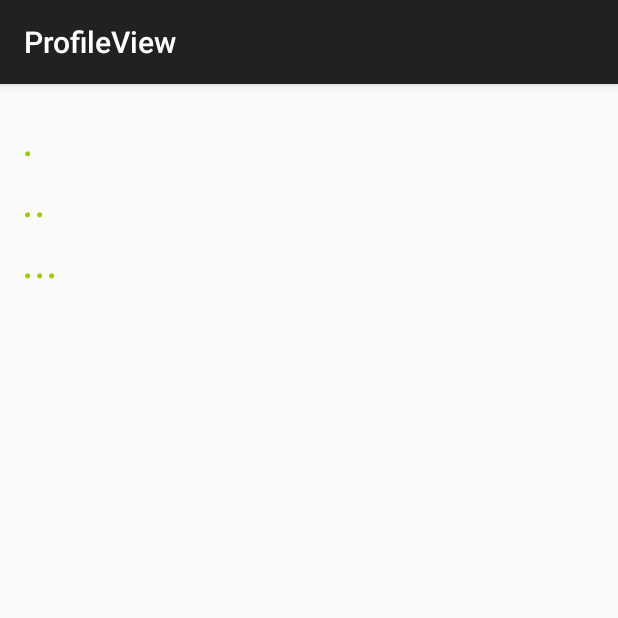
After one commit to Itay-M/DogWalker, an Android app: the ProfileView screen opened directly, with no data from a screen before it, on a phone screen of 412 x 824 dp, the top half of it. The commit adds this screen. Run offline under Robolectric (Android 15) with nearby library versions, the phone set to English and light mode, and no system bars; 4 statements that could not run were skipped.

Commit message:
view user profile (no picture yet)

```diff
--- a/app/src/main/java/com/dogwalker/itaynaama/dogwalker/OpeningActivity.java
+++ b/app/src/main/java/com/dogwalker/itaynaama/dogwalker/OpeningActivity.java
@@ -2,7 +2,6 @@ package com.dogwalker.itaynaama.dogwalker;
 
 import android.app.Activity;
 import android.content.Intent;
-import android.support.v7.app.ActionBarActivity;
 import android.os.Bundle;
 import android.view.Menu;
 import android.view.MenuItem;
--- /dev/null
+++ b/app/src/main/java/com/dogwalker/itaynaama/dogwalker/ProfileView.java
@@ -0,0 +1,40 @@
+package com.dogwalker.itaynaama.dogwalker;
+
+import android.os.Bundle;
+import android.support.v7.app.AppCompatActivity;
+import android.widget.TextView;
+import com.parse.ParseUser;
+
+public class ProfileView extends AppCompatActivity
+{
+
+    TextView name,userName,userCity;
+
+    @Override
+    protected void onCreate(Bundle savedInstanceState)
+    {
+        super.onCreate(savedInstanceState);
+        setContentView(R.layout.activity_profile_view);
+
+        name = (TextView) findViewById(R.id.profile_name);
+        userName = (TextView) findViewById(R.id.profile_user_name);
+        userCity = (TextView) findViewById(R.id.profile_user_city);
+
+        fetchDetails();
+    }
+
+    /**
+     * present the user details.
+     */
+    private void fetchDetails()
+    {
+        ParseUser currentUser = ParseUser.getCurrentUser();
+
+        name.setText("Name: " + currentUser.get("Name").toString());
+        userName.setText("UserName: " + currentUser.getUsername().toString());
+        userCity.setText("City: " + currentUser.get("City").toString());
+
+    }
+
+
+}
--- /dev/null
+++ b/app/src/main/res/layout/activity_profile_view.xml
@@ -0,0 +1,53 @@
+<LinearLayout xmlns:android="http://schemas.android.com/apk/res/android"
+                xmlns:tools="http://schemas.android.com/tools"
+                android:layout_width="match_parent"
+                android:layout_height="match_parent"
+                android:orientation="vertical"
+                android:paddingLeft="@dimen/activity_horizontal_margin"
+                android:paddingRight="@dimen/activity_horizontal_margin"
+                android:paddingTop="@dimen/activity_vertical_margin"
+                android:paddingBottom="@dimen/activity_vertical_margin"
+                tools:context="com.dogwalker.itaynaama.dogwalker.ProfileView">
+
+    <TextView
+        android:id="@+id/profile_name"
+        android:text="."
+        android:textColor="@android:color/holo_green_light"
+        android:textSize="30dp"
+        android:textStyle="italic"
+        android:layout_width="match_parent"
+        android:layout_height="wrap_content"/>
+
+    <TextView
+        android:id="@+id/profile_user_name"
+        android:text=".."
+        android:textColor="@android:color/holo_green_light"
+        android:textSize="30dp"
+        android:textStyle="italic"
+        android:layout_width="match_parent"
+        android:layout_height="wrap_content"/>
+
+    <TextView
+        android:id="@+id/profile_user_city"
+        android:text="..."
+        android:textColor="@android:color/holo_green_light"
+        android:textSize="30dp"
+        android:textStyle="italic"
+        android:layout_width="match_parent"
+        android:layout_height="wrap_content"/>
+
+    <!--
+    <TextView
+        android:id="@+id/e"
+        android:text="ssdasda"
+        android:textColor="@android:color/holo_green_light"
+        android:textSize="30dp"
+        android:textStyle="italic"
+        android:layout_width="wrap_content"
+        android:layout_height="wrap_content"/>
+
+
+    -->
+
+
+</LinearLayout>
--- a/app/src/main/res/values/strings.xml
+++ b/app/src/main/res/values/strings.xml
@@ -11,7 +11,7 @@
 
 
     <!-- action bar strings -->
-    <string name="action_edit_profile">Edit profile</string>
+    <string name="action_edit_profile">View profile</string>
     <string name="title_activity_test">TestActivity</string>
     <string name="action_logout">Log out</string>
 
@@ -20,5 +20,8 @@
     <string name="title_activity_walker_search">Search for a Walker</string>
     <string name="walker_search_location_label">Pickup loaction:</string>
     <string name="walker_search_loc_btn_hint">Choose pickup address</string>
+    <string name="title_activity_profile_view">ProfileView</string>
+
+    <string name="hello_world">Hello world!</string>
 
 </resources>
```
Also changed, not shown: app/src/main/AndroidManifest.xml (+4 -6 lines), app/src/main/java/com/dogwalker/itaynaama/dogwalker/Login.java (+1 -12 lines), app/src/main/java/com/dogwalker/itaynaama/dogwalker/MainActivity.java (+0 -37 lines), app/src/main/java/com/dogwalker/itaynaama/dogwalker/Register.java (+1 -6 lines), app/src/main/java/com/dogwalker/itaynaama/dogwalker/SearchActivity.java (+1 -42 lines), app/src/main/res/menu/menu_profile_view.xml (added, +9 -0 lines).
